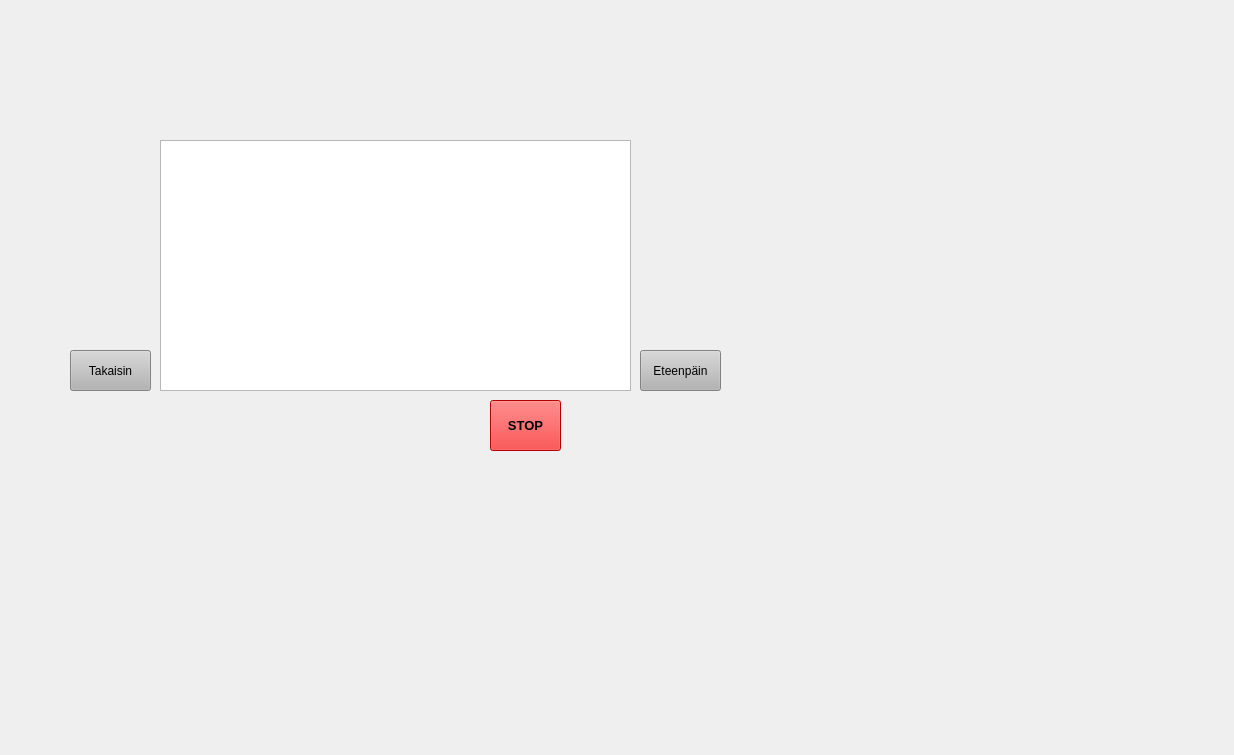
Before: the Qt Designer form bank_automat/transactionsform.ui in nikopippuri/atm-project, drawn with Qt 5.
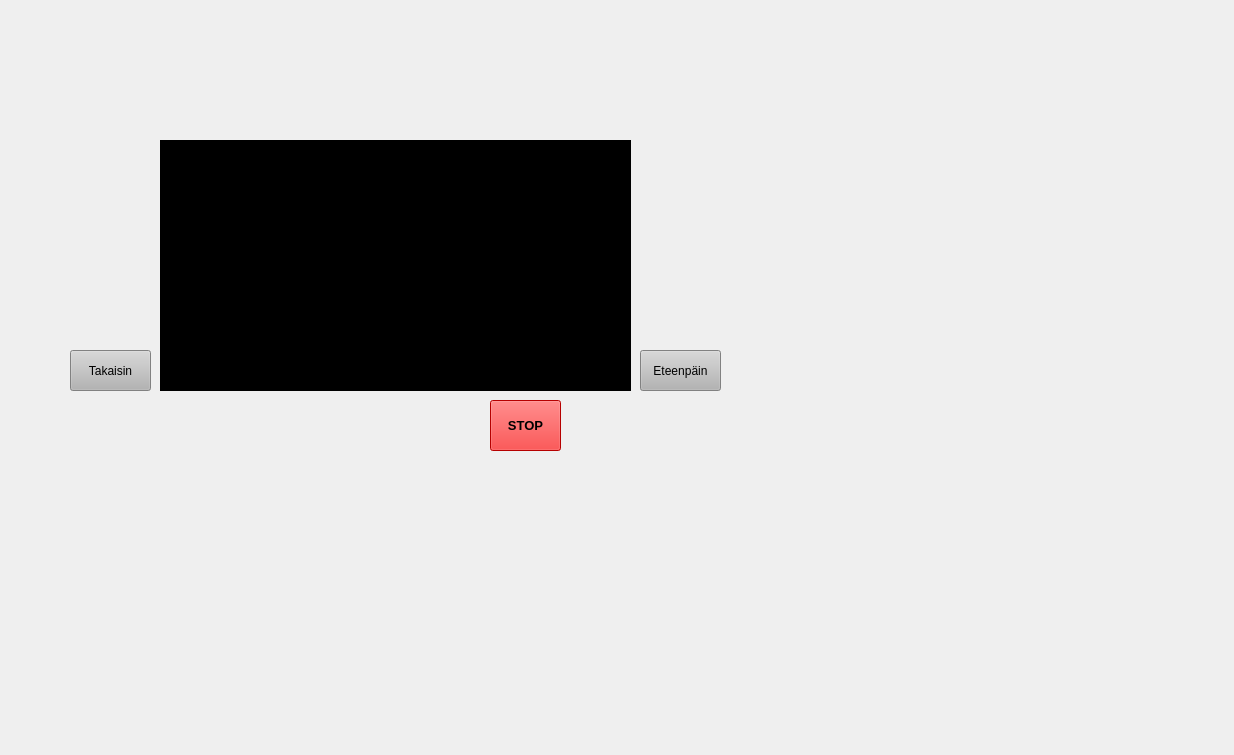
After: the same form once the commit is applied.

Commit message: Tapahtumat rajoitettu max 70, ulkoasu vaihdettu yhteensopivaksi

```diff
--- a/bank_automat/transactionsform.ui
+++ b/bank_automat/transactionsform.ui
@@ -22,6 +22,15 @@
      <height>251</height>
     </rect>
    </property>
+   <property name="font">
+    <font>
+     <bold>true</bold>
+    </font>
+   </property>
+   <property name="styleSheet">
+    <string notr="true">color: rgb(255, 255, 255);
+background-color: rgb(0, 0, 0);</string>
+   </property>
   </widget>
   <widget class="QPushButton" name="btnStop">
    <property name="geometry">
```
The commit also changes 2 other files.
